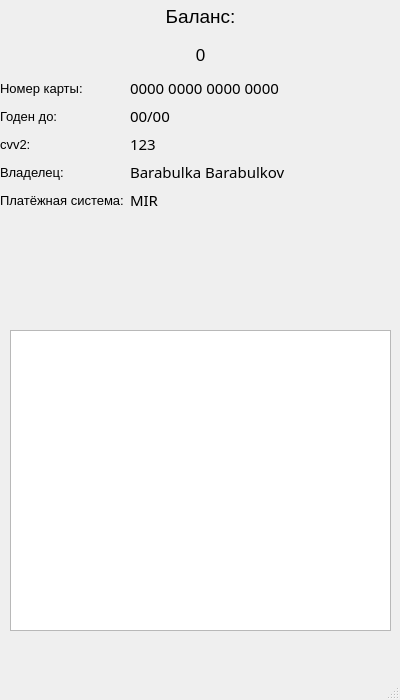
The window that ui/personal_cabinet.ui (koluiree/Bank_System) describes before a commit, drawn with Qt 5.
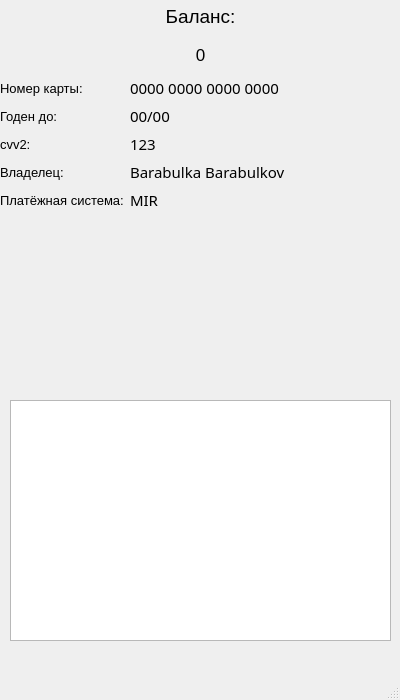
The same window after the commit.

Commit message: added transaction history table

```diff
--- a/ui/personal_cabinet.ui
+++ b/ui/personal_cabinet.ui
@@ -230,15 +230,24 @@
      </item>
     </layout>
    </widget>
-   <widget class="QTableView" name="transactions_table">
+   <widget class="QTableWidget" name="transactions_table">
     <property name="geometry">
      <rect>
       <x>10</x>
-      <y>330</y>
+      <y>400</y>
       <width>381</width>
-      <height>301</height>
+      <height>241</height>
      </rect>
     </property>
+    <property name="editTriggers">
+     <set>QAbstractItemView::NoEditTriggers</set>
+    </property>
+    <attribute name="verticalHeaderVisible">
+     <bool>false</bool>
+    </attribute>
+    <attribute name="verticalHeaderHighlightSections">
+     <bool>true</bool>
+    </attribute>
    </widget>
   </widget>
   <widget class="QMenuBar" name="menubar">
```
The commit also changes 6 other files.
